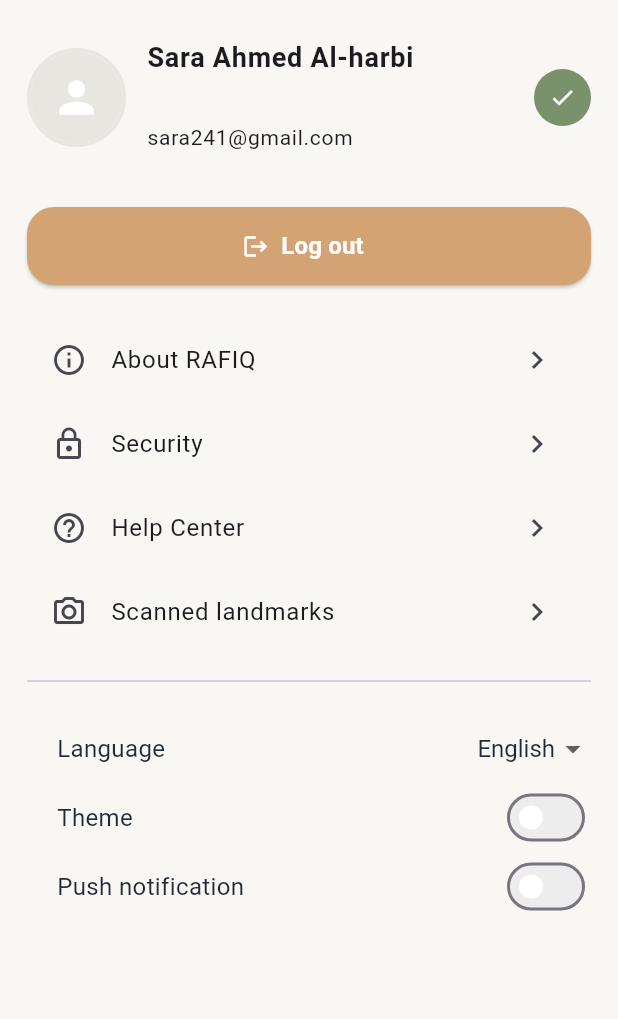
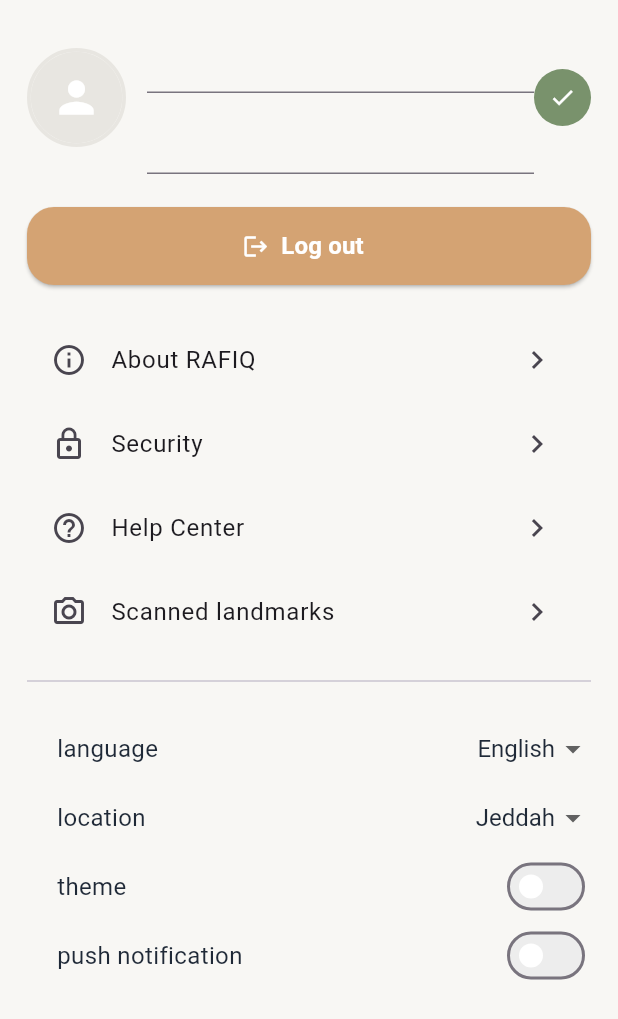
Before and after one commit to NarjesAlthubyani/RAFIQ, a Flutter app: the ProfilePage screen opened directly, after a tap on the "edit" icon, on a phone screen of 412 x 824 dp. Shown: the top 1019 px of the screen. Run offline on Flutter 3.47's test engine with Material 3 defaults, Android fonts, the phone set to English and light mode, and no system bars; our stand-ins replace flutter_dotenv, image_picker, supabase_flutter; accounts and stored records are empty.

Commit message:
add locations menu

```diff
--- a/lib/pages/profile_page.dart
+++ b/lib/pages/profile_page.dart
@@ -1,6 +1,7 @@
 import 'package:flutter/material.dart';
+import '../pages/login_page.dart';
 import '../theme/app_colors.dart';
-import 'login_page.dart';
+import 'package:supabase_flutter/supabase_flutter.dart';
 
 class ProfilePage extends StatefulWidget {
   const ProfilePage({super.key});
@@ -10,29 +11,64 @@
 }
 
 class _ProfilePageState extends State<ProfilePage> {
+  final supabase = Supabase.instance.client;
+  final String tableName = 'users';
+  bool _isLoading = true;
   // Editable state
   bool _isEditing = false;
 
-  final TextEditingController _nameController = TextEditingController(
-    text: 'Sara Ahmed Al-harbi',
-  );
+  final TextEditingController _nameController = TextEditingController();
 
-  final TextEditingController _emailController = TextEditingController(
-    text: 'sara241@gmail.com',
-  );
+  final TextEditingController _emailController = TextEditingController();
 
   Color _avatarColor = const Color(0xFFE8E6E1);
 
-  // Settings
+  //  Settings
   String _language = 'English';
+  String _location = 'Jeddah';
   bool _theme = false;
   bool _pushNoti = false;
+
+  @override
+  void initState() {
+    super.initState();
+    loadUserData();
+  }
+
+  Future<void> loadUserData() async {
+    try {
+      final user = supabase.auth.currentUser;
+
+      if (user == null) {
+        setState(() => _isLoading = false);
+        return;
+      }
+
+      _emailController.text = user.email ?? '';
+
+      final profile = await supabase
+          .from(tableName)
+          .select()
+          .eq('user_id', user.id)
+          .maybeSingle();
+
+      if (profile != null) {
+        _nameController.text = profile['name'] ?? '';
+      }
+
+      setState(() => _isLoading = false);
+    } catch (e) {
+      print('LOAD ERROR: $e');
+      setState(() => _isLoading = false);
+    }
+  }
 
   void _toggleEditSave() {
     if (_isEditing) {
       setState(() => _isEditing = false);
+
       ScaffoldMessenger.of(context).showSnackBar(
-        const SnackBar(content: Text('Profile updated successfully ✅')),
+        const SnackBar(content: Text('Profile updated successfully!')),
       );
     } else {
       setState(() => _isEditing = true);
@@ -75,22 +111,31 @@
   Widget build(BuildContext context) {
     return Scaffold(
       backgroundColor: AppColors.background,
+
       body: SafeArea(
-        child: Padding(
-          padding: const EdgeInsets.symmetric(horizontal: 18, vertical: 14),
+        child: _isLoading
+            ? const Center(child: CircularProgressIndicator())
+            : Padding(
+                padding: const EdgeInsets.symmetric(
+                  horizontal: 18,
+                  vertical: 14,
+                ),
                 child: Column(
                   children: [
                     // Profile header
                     Row(
                       children: [
-                  GestureDetector(  // CORRECTED: Changed from GestureDetDetector
+                        GestureDetector(
                           onTap: _isEditing ? _showAvatarColorPicker : null,
                           child: Container(
                             width: 66,
                             height: 66,
                             decoration: BoxDecoration(
                               shape: BoxShape.circle,
-                        border: Border.all(color: _avatarColor, width: 2.5),
+                              border: Border.all(
+                                color: _avatarColor,
+                                width: 2.5,
+                              ),
                             ),
                             child: CircleAvatar(
                               backgroundColor: _avatarColor,
@@ -102,23 +147,15 @@
                             ),
                           ),
                         ),
+
                         const SizedBox(width: 14),
+
                         Expanded(
                           child: Column(
                             crossAxisAlignment: CrossAxisAlignment.start,
                             children: [
                               _isEditing
-                            ? TextField(
-                                controller: _nameController,
-                                style: const TextStyle(
-                                  fontSize: 18,
-                                  fontWeight: FontWeight.w700,
-                                ),
-                                decoration: const InputDecoration(
-                                  border: InputBorder.none,
-                                  hintText: 'Name',
-                                ),
-                              )
+                                  ? TextField(controller: _nameController)
                                   : Text(
                                       _nameController.text,
                                       style: const TextStyle(
@@ -128,25 +165,12 @@
                                     ),
                               const SizedBox(height: 6),
                               _isEditing
-                            ? TextField(
-                                controller: _emailController,
-                                style: const TextStyle(
-                                  fontSize: 14,
-                                ),
-                                decoration: const InputDecoration(
-                                  border: InputBorder.none,
-                                  hintText: 'Email',
-                                ),
-                              )
-                            : Text(
-                                _emailController.text,
-                                style: const TextStyle(
-                                  fontSize: 14,
-                                ),
-                              ),
+                                  ? TextField(controller: _emailController)
+                                  : Text(_emailController.text),
                             ],
                           ),
                         ),
+
                         GestureDetector(
                           onTap: _toggleEditSave,
                           child: Container(
@@ -165,6 +189,7 @@
                         ),
                       ],
                     ),
+
                     const SizedBox(height: 22),
 
                     // Logout button
@@ -175,7 +200,9 @@
                         onPressed: () {
                           Navigator.pushAndRemoveUntil(
                             context,
-                   MaterialPageRoute(builder: (context) => const LoginPage()),
+                            MaterialPageRoute(
+                              builder: (_) => const LoginPage(),
+                            ),
                             (route) => false,
                           );
                         },
@@ -196,9 +223,9 @@
                         ),
                       ),
                     ),
+
                     const SizedBox(height: 22),
 
-              // Menu items
                     _MenuTile(
                       icon: Icons.info_outline,
                       title: 'About RAFIQ',
@@ -224,11 +251,10 @@
                     const Divider(),
                     const SizedBox(height: 14),
 
-              // Settings
                     Column(
                       children: [
                         _SettingRow(
-                    label: 'Language',
+                          label: 'language',
                           trailing: DropdownButton<String>(
                             value: _language,
                             underline: const SizedBox(),
@@ -249,13 +275,47 @@
                             onChanged: (v) => setState(() => _language = v!),
                           ),
                         ),
+
                         _SettingRow(
-                    label: 'Theme',
+                          label: 'location',
+                          trailing: DropdownButton<String>(
+                            value: _location,
+                            underline: const SizedBox(),
+                            style: const TextStyle(
+                              fontSize: 16,
+                              color: AppColors.textPrimary,
+                            ),
+                            items: const [
+                              DropdownMenuItem(
+                                value: 'Jeddah',
+                                child: Text('Jeddah'),
+                              ),
+                              DropdownMenuItem(
+                                value: 'Riyadh',
+                                child: Text('Riyadh'),
+                              ),
+                              DropdownMenuItem(
+                                value: 'AlUla',
+                                child: Text('AlUla'),
+                              ),
+                            ],
+                            onChanged: (v) {
+                              if (v != null) {
+                                setState(() => _location = v);
+                              }
+                            },
+                          ),
+                        ),
+
+                        _SettingRow(
+                          label: 'theme',
                           trailing: Switch(
                             value: _theme,
                             onChanged: (v) => setState(() => _theme = v),
                             thumbColor: WidgetStateProperty.all(Colors.white),
-                      trackColor: WidgetStateProperty.resolveWith((states) {
+                            trackColor: WidgetStateProperty.resolveWith((
+                              states,
+                            ) {
                               if (states.contains(WidgetState.selected)) {
                                 return const Color(0xFF79926C);
                               }
@@ -263,13 +323,16 @@
                             }),
                           ),
                         ),
+
                         _SettingRow(
-                    label: 'Push notification',
+                          label: 'push notification',
                           trailing: Switch(
                             value: _pushNoti,
                             onChanged: (v) => setState(() => _pushNoti = v),
                             thumbColor: WidgetStateProperty.all(Colors.white),
-                      trackColor: WidgetStateProperty.resolveWith((states) {
+                            trackColor: WidgetStateProperty.resolveWith((
+                              states,
+                            ) {
                               if (states.contains(WidgetState.selected)) {
                                 return const Color(0xFF79926C);
                               }
@@ -309,6 +372,38 @@
   }
 }
 
+class _SwitchRow extends StatelessWidget {
+  final String label;
+  final bool value;
+  final ValueChanged<bool> onChanged;
+
+  const _SwitchRow({
+    required this.label,
+    required this.value,
+    required this.onChanged,
+  });
+
+  @override
+  Widget build(BuildContext context) {
+    return Row(
+      children: [
+        Expanded(child: Text(label)),
+        Switch(
+          value: value,
+          onChanged: onChanged,
+          thumbColor: WidgetStateProperty.all(Colors.white),
+          trackColor: WidgetStateProperty.resolveWith((states) {
+            if (states.contains(WidgetState.selected)) {
+              return const Color(0xFF79926C);
+            }
+            return const Color(0xFFEDEDED);
+          }),
+        ),
+      ],
+    );
+  }
+}
+
 class _SettingRow extends StatelessWidget {
   final String label;
   final Widget trailing;
@@ -322,6 +417,7 @@
       child: Row(
         children: [
           const SizedBox(width: 20),
+
           Expanded(
             child: Text(
               label,
@@ -331,6 +427,7 @@
               ),
             ),
           ),
+
           trailing,
         ],
       ),
```
Lines whose indentation alone changed are shown as unchanged.
